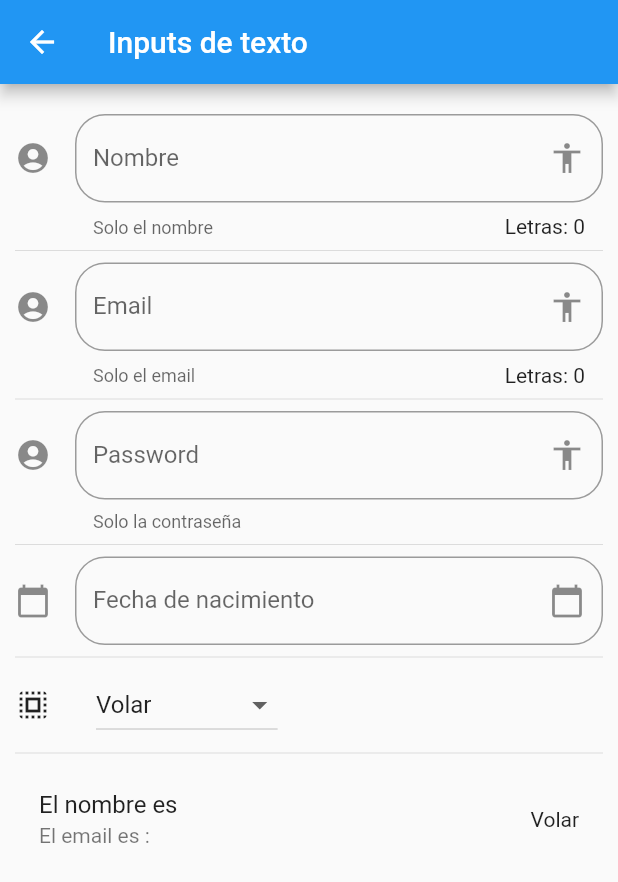
After one commit to adrife94/widgets, a Flutter app: the screen it shows after launch, after a tap on "inputs", on a phone screen of 412 x 824 dp. The commit adds this screen. Shown: the top 882 px of the screen. Run offline on Flutter 3.47's test engine with Material 2 defaults, Android fonts, the phone set to English and light mode, and no system bars; network calls fail.

Commit message:
Solo falta el card

```diff
--- a/data/menu_opts.json
+++ b/data/menu_opts.json
@@ -15,6 +15,26 @@
             "ruta" : "card",
             "icon" : "folder_open",
             "texto": "Cards - Tarjetas"
+        },
+        {
+            "ruta" : "animatedContainer",
+            "icon" : "donut_large",
+            "texto": "Animated Container"
+        },
+        {
+            "ruta" : "inputs",
+            "icon" : "input",
+            "texto": "inputs"
+        },
+        {
+            "ruta" : "slider",
+            "icon" : "tune",
+            "texto": "Sliders - Checks"
+        },
+        {
+            "ruta" : "list",
+            "icon" : "list",
+            "texto": "Listas y Scroll"
         }
     ]
 }
--- a/lib/main.dart
+++ b/lib/main.dart
@@ -1,6 +1,10 @@
 import 'package:flutter/material.dart';
+
+import 'package:widgets/src/pages/alert_page.dart';
 import 'package:widgets/src/pages/home.temp.dart';
 import 'package:widgets/src/pages/home_page.dart';
+import 'package:widgets/src/routes/routes.dart';
+import 'package:flutter_localizations/flutter_localizations.dart';
 
 
 void main() => runApp(MyApp());
@@ -9,9 +13,28 @@ class MyApp extends StatelessWidget {
   @override
   Widget build(BuildContext context) {
     return MaterialApp(
-      title: 'Material App',
+    //  home: HomePage(),
+      title: 'Componentes',
       debugShowCheckedModeBanner: false,
-      home: HomePage()
+      localizationsDelegates: [
+        // ... app-specific localization delegate[s] here
+        GlobalMaterialLocalizations.delegate,
+        GlobalWidgetsLocalizations.delegate,
+        GlobalCupertinoLocalizations.delegate,
+      ],
+      supportedLocales: [
+        const Locale('en', 'US'), // English, no country code
+        const Locale('es', 'Es'), // Hebrew, no country code
+        const Locale.fromSubtags(languageCode: 'zh'), // Chinese *See Advanced Locales below*
+        // ... other locales the app supports
+      ],
+      initialRoute: 'home',
+      routes: getAplicationRoutes(),
+      onGenerateRoute: (RouteSettings setting) {
+        return MaterialPageRoute(
+          builder: (BuildContext context) => AlertPage()
+        );
+      },
     );
   }
 }
--- a/lib/src/pages/home_page.dart
+++ b/lib/src/pages/home_page.dart
@@ -1,5 +1,6 @@
 import 'package:flutter/material.dart';
 import 'package:widgets/src/providers/menu_provider.dart';
+import 'package:widgets/src/utils/icono_string_util.dart';
 
 class HomePage extends StatelessWidget {
   @override
@@ -15,13 +16,11 @@ class HomePage extends StatelessWidget {
   Widget _lista() {
     return FutureBuilder(
       future: menuProvider.cargarData(),
-      //  initialData: [],
+        initialData: [],
       builder: (context, AsyncSnapshot<List<dynamic>> snapshot) {
-        print("builder");
-        print(snapshot.data);
 
         return ListView(
-          children: _listaItems(snapshot.data),
+          children: _listaItems(context, snapshot.data),
         );
       },
     );
@@ -29,15 +28,15 @@ class HomePage extends StatelessWidget {
 
   }
 
-  List<Widget> _listaItems( List<dynamic> data) {
+  List<Widget> _listaItems(context, List<dynamic> data) {
    final List<Widget> opciones = [];
    data.forEach((element) {
      final widgetTemp = ListTile(
        title: Text(element['texto']),
-       leading: Icon(Icons.add, color: Colors.blue,),
+       leading: getIcon(element['icon']),
          trailing: Icon(Icons.add, color: Colors.blue,),
        onTap: () {
-
+        Navigator.pushNamed(context, element['ruta']);
        },
      );
      opciones..add(widgetTemp)
--- /dev/null
+++ b/lib/src/pages/input_page.dart
@@ -0,0 +1,194 @@
+import 'package:flutter/cupertino.dart';
+import 'package:flutter/material.dart';
+
+class InputPage extends StatefulWidget {
+  @override
+  _InputPageState createState() => _InputPageState();
+}
+
+class _InputPageState extends State<InputPage> {
+
+  String _nombre = "";
+  String _email = "";
+  String _contrasena = "";
+  String _fecha = "";
+  String _opcionSeleccionada = "Volar";
+
+  TextEditingController _inputFieldDateController = new TextEditingController();
+
+  List <String> _poderes = ["Volar", "Rayos", "Regeneracion", "Fuerza"];
+
+  @override
+  Widget build(BuildContext context) {
+    return Scaffold(
+      appBar: AppBar(
+        title: Text("Inputs de texto"),
+      ),
+      body: ListView(
+        padding: EdgeInsets.symmetric(horizontal: 10.0, vertical: 20.0),
+        children: [
+          _crearInput(),
+          Divider(),
+          _crearEmail(),
+          Divider(),
+          _crearContrasena(),
+          Divider(),
+          _crearFecha(context),
+          Divider(),
+          _crearDropDown(),
+          Divider(),
+          _crearPersona(),
+        ],
+      )
+    );
+  }
+
+  Widget _crearInput() {
+    return TextField(
+     // autofocus: true,
+      textCapitalization: TextCapitalization.sentences,
+      decoration: InputDecoration(
+        border: OutlineInputBorder(
+          borderRadius: BorderRadius.circular(20.0)
+        ),
+        counter: Text('Letras: ${_nombre.length}'),
+        hintText: "Nombre de la persona",
+        labelText: "Nombre",
+        helperText: "Solo el nombre",
+        suffixIcon: Icon(Icons.accessibility),
+        icon: Icon(Icons.account_circle),
+      ),
+      onChanged: (valor) {
+        setState(() {
+          _nombre = valor;
+        });
+
+      },
+    );
+  }
+
+  Widget _crearPersona() {
+    return ListTile(
+      title: Text("El nombre es $_nombre"),
+      subtitle: Text("El email es : $_email"),
+      trailing: Text(_opcionSeleccionada),
+    );
+  }
+
+  Widget _crearEmail() {
+    return TextField(
+      keyboardType: TextInputType.emailAddress,  //hace que al sacar el teclado aparezca el @
+      decoration: InputDecoration(
+        border: OutlineInputBorder(
+            borderRadius: BorderRadius.circular(20.0)
+        ),
+        counter: Text('Letras: ${_nombre.length}'),
+        hintText: "Escribe el email",
+        labelText: "Email",
+        helperText: "Solo el email",
+        suffixIcon: Icon(Icons.accessibility),
+        icon: Icon(Icons.account_circle),
+      ),
+      onChanged: (valor) {
+        setState(() {
+          _email = valor;
+        });
+
+      },
+    );
+  }
+
+ Widget _crearContrasena() {
+   return TextField(
+     obscureText: true,
+     decoration: InputDecoration(
+       border: OutlineInputBorder(
+           borderRadius: BorderRadius.circular(20.0)
+       ),
+       hintText: "Escribe la contraseña",
+       labelText: "Password",
+       helperText: "Solo la contraseña",
+       suffixIcon: Icon(Icons.accessibility),
+       icon: Icon(Icons.account_circle),
+     ),
+     onChanged: (valor) {
+       setState(() {
+         _contrasena = valor;
+       });
+
+     },
+   );
+ }
+
+  Widget _crearFecha(BuildContext context) {
+    return TextField(
+      enableInteractiveSelection: false,
+      controller: _inputFieldDateController,
+      decoration: InputDecoration(
+        border: OutlineInputBorder(
+            borderRadius: BorderRadius.circular(20.0)
+        ),
+        hintText: "Fecha de nacimiento",
+        labelText: "Fecha de nacimiento",
+        suffixIcon: Icon(Icons.calendar_today),
+        icon: Icon(Icons.calendar_today),
+      ),
+     onTap: () {
+        FocusScope.of(context).requestFocus(new FocusNode());
+        _selectDate( context);
+
+      },
+    );
+  }
+
+   _selectDate(BuildContext context) async {
+    DateTime picked = await showDatePicker(
+        context: context,
+        initialDate: new DateTime.now(),
+        firstDate: new DateTime(2018),
+        lastDate: new DateTime(2025),
+      locale: Locale('es', 'ES')
+    );
+
+    if (picked != null) {
+      setState(() {
+        _fecha = picked.toString();
+        _inputFieldDateController.text = _fecha;
+      });
+    }
+  }
+
+  List<DropdownMenuItem<String>> getOpcionesDropdown() {
+    List<DropdownMenuItem<String>> lista = new List();
+    _poderes.forEach((poder) {
+      lista.add(DropdownMenuItem(
+          child: Text(poder),
+          value: poder,
+      ));
+    });
+    return lista;
+}
+
+  Widget _crearDropDown() {
+    return Row(
+      children: [
+        Icon(Icons.select_all),
+        SizedBox(width: 30.0,),
+        DropdownButton(
+
+          items: getOpcionesDropdown(),
+          onChanged: (opt) {
+            setState(() {
+              _opcionSeleccionada = opt;
+            });
+
+
+          },
+          value: _opcionSeleccionada,
+        )
+
+      ],
+    );
+
+  }
+}
--- /dev/null
+++ b/lib/src/routes/routes.dart
@@ -0,0 +1,25 @@
+import 'package:flutter/material.dart';
+
+import 'package:widgets/src/pages/alert_page.dart';
+import 'package:widgets/src/pages/animated_container.dart';
+import 'package:widgets/src/pages/avatar_page.dart';
+import 'package:widgets/src/pages/card_page.dart';
+import 'package:widgets/src/pages/home_page.dart';
+import 'package:widgets/src/pages/input_page.dart';
+import 'package:widgets/src/pages/listview_page.dart';
+import 'package:widgets/src/pages/slider_page.dart';
+
+Map<String, WidgetBuilder>getAplicationRoutes() {
+  return <String, WidgetBuilder>  {
+   'home' : (BuildContext) => HomePage(),
+    'alert' : (BuildContext) => AlertPage(),
+    'avatar' : (BuildContext) => AvatarPage(),
+    'card' : (BuildContext) => CardPage(),
+    'animatedContainer' : (BuildContext) => AnimatedContainerPage(),
+    'inputs' : (BuildContext) => InputPage(),
+    'slider' : (BuildContext) => SliderPage(),
+    'list' : (BuildContext) => ListaPage()
+
+
+  };
+}
--- a/pubspec.yaml
+++ b/pubspec.yaml
@@ -24,6 +24,9 @@ dependencies:
   flutter:
     sdk: flutter
 
+  flutter_localizations:
+    sdk: flutter
+
 
   # The following adds the Cupertino Icons font to your application.
   # Use with the CupertinoIcons class for iOS style icons.
@@ -47,7 +50,7 @@ flutter:
   # To add assets to your application, add an assets section, like this:
   assets:
     - data/menu_opts.json
-  #   - images/a_dot_ham.jpeg
+    - assets/
 
   # An image asset can refer to one or more resolution-specific "variants", see
   # https://flutter.dev/assets-and-images/#resolution-aware.
```
Also changed, not shown: lib/src/pages/alert_page.dart (added, +67 -0 lines), lib/src/pages/animated_container.dart (added, +66 -0 lines), lib/src/pages/avatar_page.dart (added, +36 -0 lines), lib/src/pages/card_page.dart (added, +13 -0 lines), lib/src/pages/listview_page.dart (added, +143 -0 lines), lib/src/pages/slider_page.dart (added, +91 -0 lines), lib/src/utils/icono_string_util.dart (added, +21 -0 lines), pubspec.lock.
